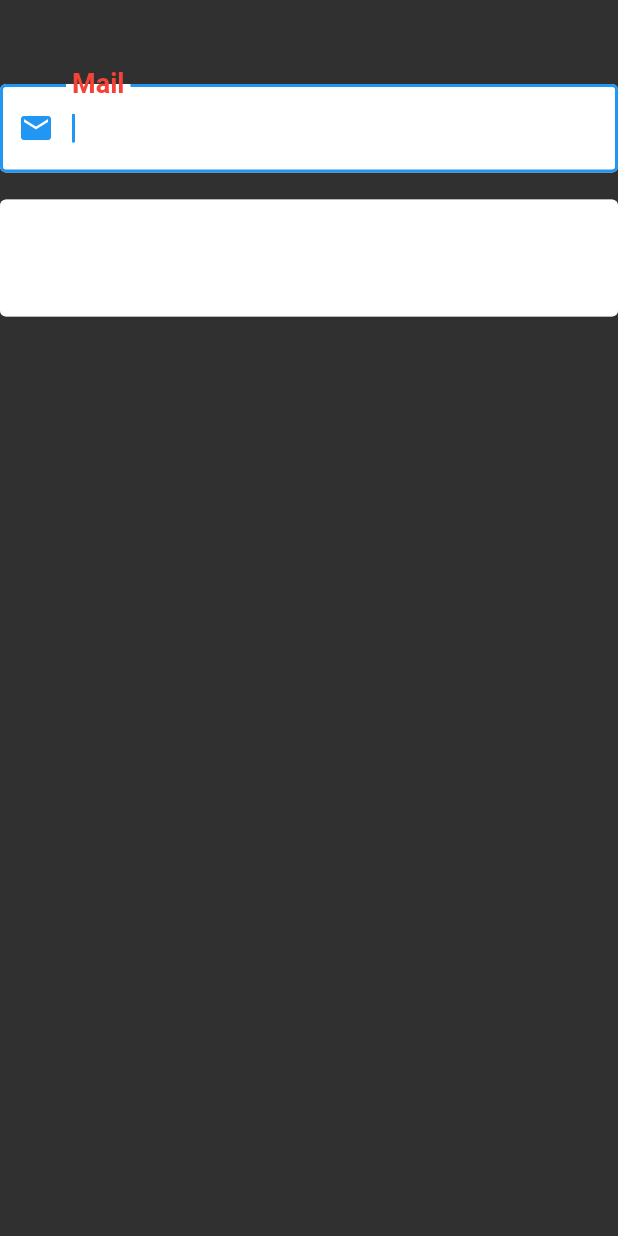
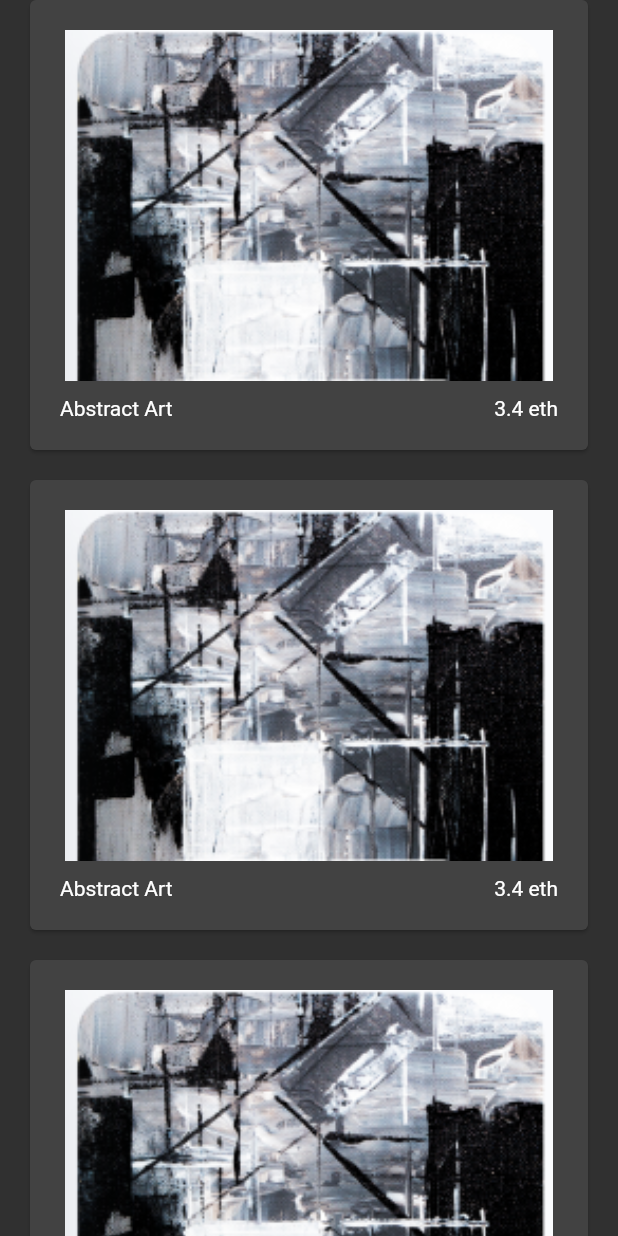
Before and after one commit to eceyarent/flutter_full_learn, a Flutter app: the screen it shows after launch, on a phone screen of 412 x 824 dp. Run offline on Flutter 3.47's test engine with Material 2 defaults, Android fonts, the phone set to English and light mode, and no system bars.

```diff
--- /dev/null
+++ b/lib/demos/my_collections_demos.dart
@@ -0,0 +1,105 @@
+import 'package:flutter/material.dart';
+
+class MyCollectionsDemos extends StatefulWidget {
+  const MyCollectionsDemos({super.key});
+
+  @override
+  State<MyCollectionsDemos> createState() => _MyCollectionsDemosState();
+}
+
+class _MyCollectionsDemosState extends State<MyCollectionsDemos> {
+  late final List<CollectionModel> _items;
+  @override
+  void initState() {
+    super.initState();
+    _items = CollectionItems().items;
+  }
+
+  @override
+  Widget build(BuildContext context) => Scaffold(
+        body: ListView.builder(
+            itemCount: _items.length,
+            padding: PaddindUtility().paddingHorizontal,
+            itemBuilder: (context, index) =>
+                _CategoryCard(model: _items[index])),
+      );
+}
+
+class _CategoryCard extends StatelessWidget {
+  const _CategoryCard({
+    Key? key,
+    required CollectionModel model,
+  })  : _model = model,
+        super(key: key);
+
+  final CollectionModel _model;
+
+  @override
+  Widget build(BuildContext context) => Card(
+        margin: PaddindUtility().paddingBottom,
+        child: SizedBox(
+          height: 300,
+          child: Padding(
+            padding: PaddindUtility().paddingGeneral,
+            child: Column(
+              children: [
+                Expanded(
+                    child: Image.asset(
+                  _model.imagePath,
+                  fit: BoxFit.fill,
+                )),
+                Padding(
+                  padding: PaddindUtility().paddingTop,
+                  child: Row(
+                    mainAxisAlignment: MainAxisAlignment.spaceBetween,
+                    children: [
+                      Text(_model.title),
+                      Text('${_model.price} eth'),
+                    ],
+                  ),
+                ),
+              ],
+            ),
+          ),
+        ),
+      );
+}
+
+class CollectionModel {
+  CollectionModel(
+      {required this.imagePath, required this.title, required this.price});
+  final String imagePath;
+  final String title;
+  final double price;
+}
+
+class PaddindUtility {
+  final paddingTop = const EdgeInsets.only(top: 10);
+  final paddingBottom = const EdgeInsets.only(bottom: 20);
+  final paddingGeneral = const EdgeInsets.all(20);
+  final paddingHorizontal = const EdgeInsets.symmetric(horizontal: 20);
+}
+
+class CollectionItems {
+  CollectionItems() {
+    items = [
+      CollectionModel(
+          imagePath: ProjectImages.imageCollection,
+          title: 'Abstract Art',
+          price: 3.4),
+      CollectionModel(
+          imagePath: ProjectImages.imageCollection,
+          title: 'Abstract Art',
+          price: 3.4),
+      CollectionModel(
+          imagePath: ProjectImages.imageCollection,
+          title: 'Abstract Art',
+          price: 3.4)
+    ];
+  }
+  late final List<CollectionModel> items;
+}
+
+class ProjectImages {
+  static const imageCollection = 'assets/png/image_collection.png';
+}
--- a/lib/main.dart
+++ b/lib/main.dart
@@ -2,7 +2,7 @@ import 'package:flutter/material.dart';
 import 'package:flutter/services.dart';
 
 import 'package:flutter_full_learn/101/color_learn.dart';
-import 'package:flutter_full_learn/101/text_field_learn.dart';
+import 'package:flutter_full_learn/demos/my_collections_demos.dart';
 
 void main() {
   runApp(const MyApp());
@@ -36,5 +36,5 @@ class MyApp extends StatelessWidget {
             backgroundColor: Colors.transparent,
             elevation: 0,
           )),
-      home: const TextFieldLearn());
+      home: const MyCollectionsDemos());
 }
```
Also changed, not shown: lib/101/list_view_builder.dart (added, +34 -0 lines), lib/101/list_view_learn.dart (added, +100 -0 lines), lib/demos/color_demos_view.dart (added, +79 -0 lines), lib/demos/color_life_cycle_view.dart (added, +32 -0 lines), assets/png/image_collection.png (added).
